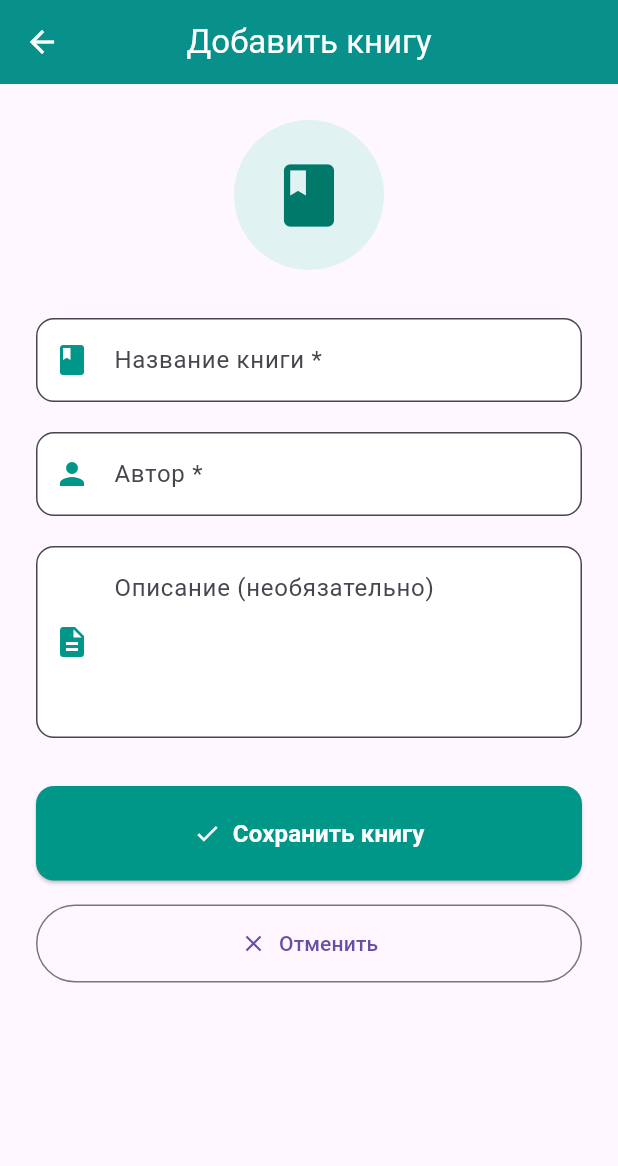
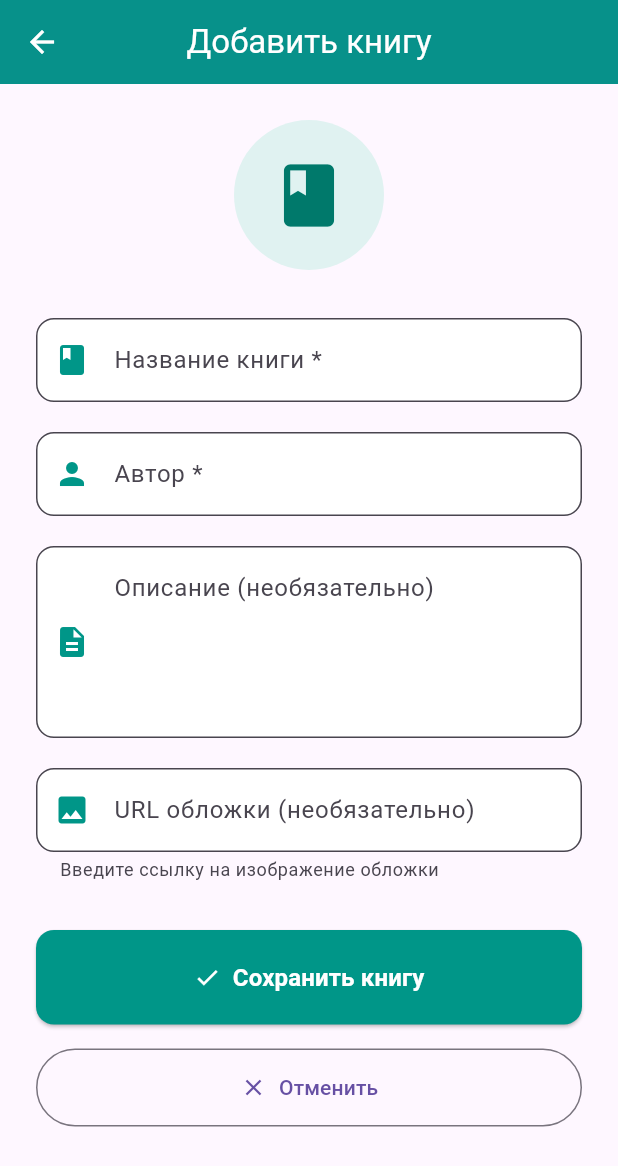
Before and after one commit to OlejaYasniy/FlutterPr, a Flutter app: the screen it shows after launch, after a tap on "Добавить книгу", on a phone screen of 412 x 824 dp. Shown: the top 1166 px of the screen. Run offline on Flutter 3.47's test engine with Material 3 defaults, Android fonts, the phone set to English and light mode, and no system bars; our stand-ins replace cached_network_image.

Commit message:
first commit

```diff
--- a/lib/features/book.dart
+++ b/lib/features/book.dart
@@ -1,5 +1,3 @@
-// lib/book.dart
-
 class Book {
   final String id;
   final String title;
@@ -7,6 +5,7 @@ class Book {
   final String description;
   final DateTime createdAt;
   final bool isRead;
+  final String? coverUrl;
 
   Book({
     required this.id,
@@ -15,6 +14,7 @@ class Book {
     this.description = "",
     required this.createdAt,
     this.isRead = false,
+    this.coverUrl,
   });
 
   Book copyWith({
@@ -24,6 +24,7 @@ class Book {
     String? description,
     DateTime? createdAt,
     bool? isRead,
+    String? coverUrl,
   }) {
     return Book(
       id: id ?? this.id,
@@ -32,6 +33,7 @@ class Book {
       description: description ?? this.description,
       createdAt: createdAt ?? this.createdAt,
       isRead: isRead ?? this.isRead,
+      coverUrl: coverUrl ?? this.coverUrl,
     );
   }
 }
--- a/lib/features/books_container.dart
+++ b/lib/features/books_container.dart
@@ -24,10 +24,12 @@ class _BooksContainerState extends State<BooksContainer> {
       _currentScreen = Screen.form;
     });
   }
+
   void _createBook({
     required String title,
     required String author,
     String description = "",
+    String? coverUrl,
   }) {
     final newBook = Book(
       id: DateTime.now().millisecondsSinceEpoch.toString(),
@@ -36,6 +38,7 @@ class _BooksContainerState extends State<BooksContainer> {
       description: description,
       createdAt: DateTime.now(),
       isRead: false,
+      coverUrl: coverUrl,
     );
 
     setState(() {
@@ -83,6 +86,7 @@ class _BooksContainerState extends State<BooksContainer> {
       ),
     );
   }
+
   void _undoDelete() {
     if (_lastDeletedBook != null && _lastDeletedIndex != null) {
       setState(() {
@@ -124,11 +128,13 @@ class _BooksContainerState extends State<BooksContainer> {
             required String title,
             required String author,
             String description = "",
+            String? coverUrl,
           }) {
             _createBook(
               title: title,
               author: author,
               description: description,
+              coverUrl: coverUrl,
             );
           },
         );
--- a/lib/features/screens/book_form_screen.dart
+++ b/lib/features/screens/book_form_screen.dart
@@ -5,6 +5,7 @@ class BookFormScreen extends StatefulWidget {
   required String title,
   required String author,
   String description,
+  String? coverUrl,
   }) onSave;
 
   const BookFormScreen({
@@ -21,12 +22,14 @@ class _BookFormScreenState extends State<BookFormScreen> {
   final _titleController = TextEditingController();
   final _authorController = TextEditingController();
   final _descriptionController = TextEditingController();
+  final _coverUrlController = TextEditingController();
 
   @override
   void dispose() {
     _titleController.dispose();
     _authorController.dispose();
     _descriptionController.dispose();
+    _coverUrlController.dispose();
     super.dispose();
   }
 
@@ -36,6 +39,9 @@ class _BookFormScreenState extends State<BookFormScreen> {
         title: _titleController.text.trim(),
         author: _authorController.text.trim(),
         description: _descriptionController.text.trim(),
+        coverUrl: _coverUrlController.text.trim().isEmpty
+            ? null
+            : _coverUrlController.text.trim(),
       );
     }
   }
@@ -117,6 +123,18 @@ class _BookFormScreenState extends State<BookFormScreen> {
               maxLines: 4,
               textCapitalization: TextCapitalization.sentences,
             ),
+            const SizedBox(height: 20),
+
+            TextFormField(
+              controller: _coverUrlController,
+              decoration: const InputDecoration(
+                labelText: 'URL обложки (необязательно)',
+                hintText: 'https://example.com/cover.jpg',
+                prefixIcon: Icon(Icons.image, color: Colors.teal),
+                helperText: 'Введите ссылку на изображение обложки',
+              ),
+              keyboardType: TextInputType.url,
+            ),
             const SizedBox(height: 32),
 
             ElevatedButton.icon(
--- a/pubspec.yaml
+++ b/pubspec.yaml
@@ -30,10 +30,9 @@ environment:
 dependencies:
   flutter:
     sdk: flutter
+  cupertino_icons: ^1.0.8
+  cached_network_image: ^3.3.1
 
-  # The following adds the Cupertino Icons font to your application.
-  # Use with the CupertinoIcons class for iOS style icons.
-  cupertino_icons: ^1.0.8
 
 dev_dependencies:
   flutter_test:
```
Also changed, not shown: lib/features/screens/book_list_screen.dart (+7 -17 lines), lib/features/widgets/book_cover.dart (added, +87 -0 lines), pubspec.lock, 1 other file.
